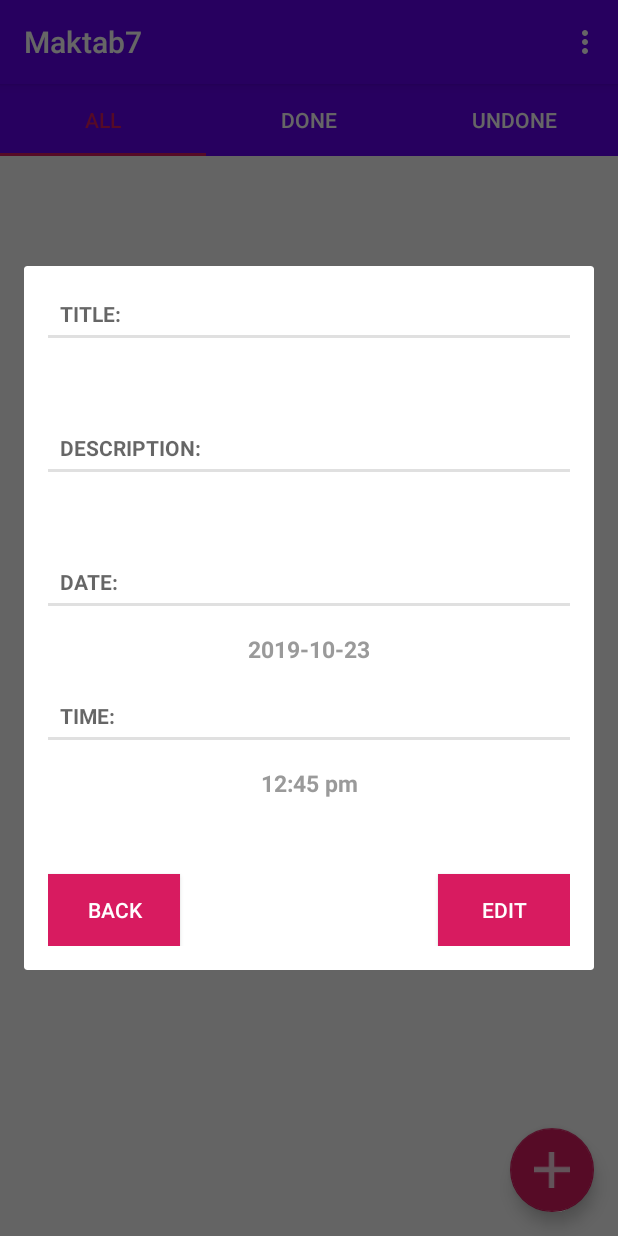
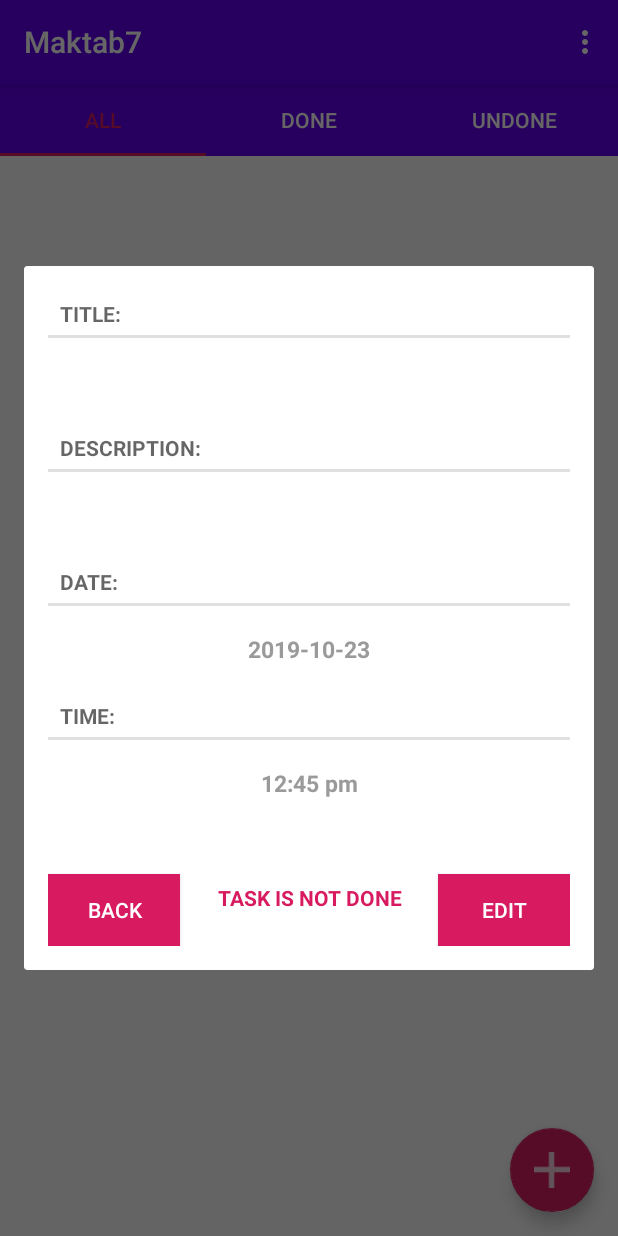
Before and after one commit to AleeRzA/Maktab6, an Android app: the fragment EditTaskFragment placed in its activity, on a phone screen of 412 x 824 dp. Run offline under Robolectric (Android 15) with nearby library versions, the phone set to English and light mode, and no system bars; 7 statements that could not run were skipped.

Commit message:
done task is written

```diff
--- a/app/src/main/java/com/example/android/maktab6/controller/EditTaskFragment.java
+++ b/app/src/main/java/com/example/android/maktab6/controller/EditTaskFragment.java
@@ -39,6 +39,7 @@ public class EditTaskFragment extends DialogFragment {
     private Button mEditButton;
     private Button mOkButton;
     private UUID mTaskUUID;
+    private TextView mDoneChecker;
 
 
 
@@ -61,7 +62,6 @@ public class EditTaskFragment extends DialogFragment {
         mTaskUUID = (UUID) getArguments().getSerializable(TASK_ID);
         mTask = TaskRepository.getInstance(getActivity()).getTaskById(mTaskUUID);
         Log.i("tas_finding", "Task: " + mTask + " Task id: " + mTaskUUID);
-        getActivity().setTitle(mTask.getTitle());
     }
 
     @NonNull
@@ -81,6 +81,7 @@ public class EditTaskFragment extends DialogFragment {
         mTimeText = view.findViewById(R.id.editFrag_time);
         mEditButton = view.findViewById(R.id.editFrag_btn_edit);
         mOkButton = view.findViewById(R.id.editFrag_btn_ok);
+        mDoneChecker = view.findViewById(R.id.doneChecker_text);
 
         mTitleText.setText(mTask.getTitle());
         mDescriptionText.setText(mTask.getDescription());
@@ -95,6 +96,11 @@ public class EditTaskFragment extends DialogFragment {
                 EditTaskFragment.this.dismiss();
             }
         });
+        if(mTask.isDone()){
+            mDoneChecker.setText(R.string.task_isDone);
+        }else {
+            mDoneChecker.setText(R.string.task_notDone);
+        }
         mOkButton.setOnClickListener(new View.OnClickListener() {
             @Override
             public void onClick(View view) {
--- a/app/src/main/res/layout/fragment_edit_task.xml
+++ b/app/src/main/res/layout/fragment_edit_task.xml
@@ -95,6 +95,18 @@
             android:layout_width="wrap_content"
             android:layout_height="wrap_content"
             android:text="@string/OK_btn"/>
+
+        <TextView
+            android:id="@+id/doneChecker_text"
+            android:layout_width="wrap_content"
+            android:layout_height="wrap_content"
+            android:layout_centerVertical="true"
+            android:layout_toStartOf="@+id/editFrag_btn_edit"
+            android:layout_toEndOf="@+id/editFrag_btn_ok"
+            android:gravity="center_horizontal"
+            android:layout_marginTop="16dp"
+            android:textColor="@color/colorAccent"
+            android:textStyle="bold" />
         <Button
             android:id="@+id/editFrag_btn_edit"
             android:layout_alignParentRight="true"
--- a/app/src/main/res/values/strings.xml
+++ b/app/src/main/res/values/strings.xml
@@ -38,5 +38,9 @@
     <string name="login_passTxtHint">Enter Your Password</string>
     <string name="login_passTxtHintAgn">Confirm Your Password</string>
     <string name="submit_button">SUBMIT</string>
+    <string name="done_task">Task is done</string>
+
+    <string name="task_isDone">TASK IS DONE</string>
+    <string name="task_notDone">TASK IS NOT DONE</string>
 
 </resources>
```
Also changed, not shown: app/src/main/java/com/example/android/maktab6/controller/RealEditTaskFragment.java (+14 -0 lines), app/src/main/res/layout/fragment_real_edit_task.xml (+10 -0 lines).
